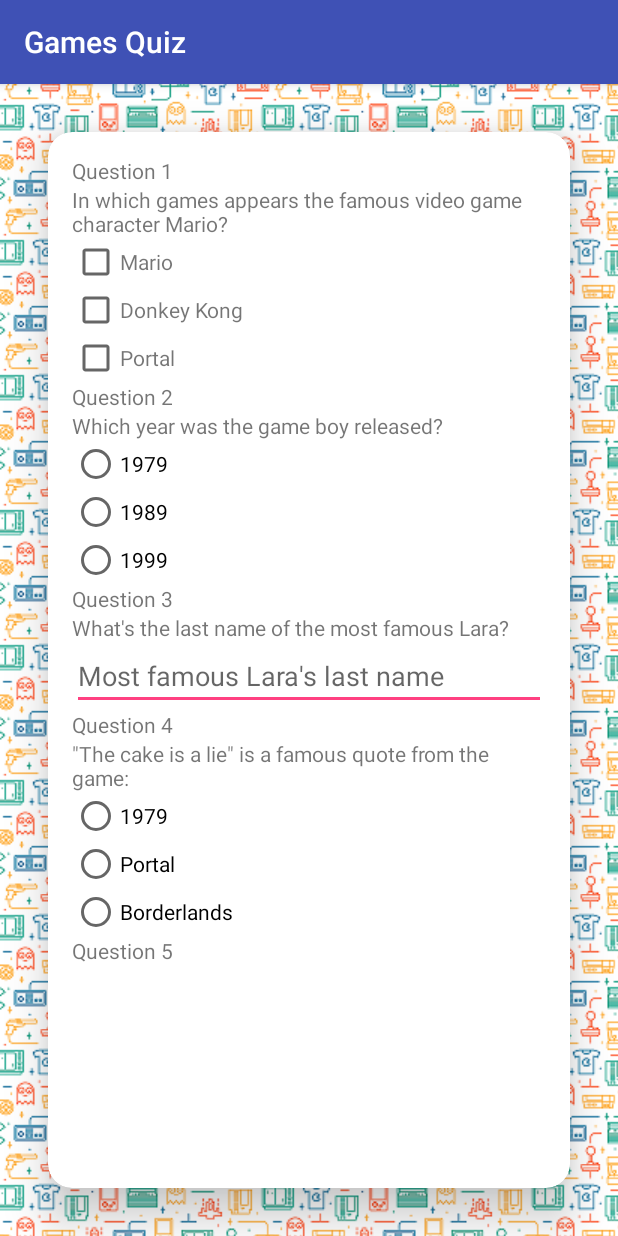
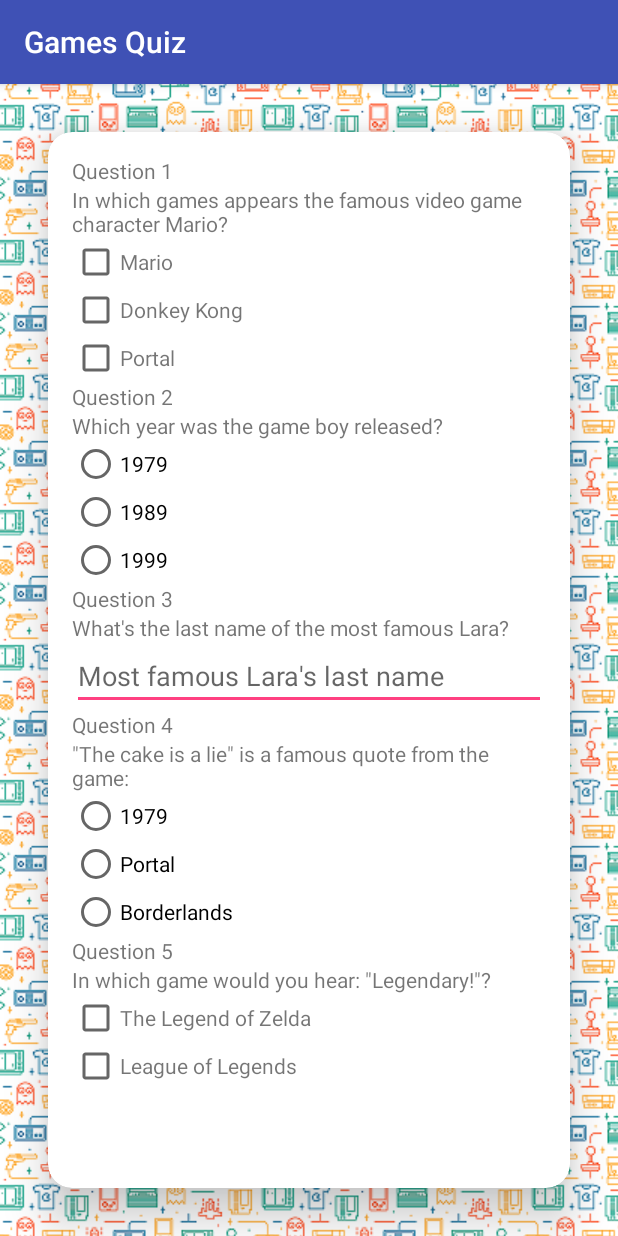
Before and after one commit to laramartin/android_games_quiz_udacity, an Android app: the screen it shows after launch (MainActivity), on a phone screen of 412 x 824 dp. Run offline under Robolectric (Android 15) with nearby library versions, the phone set to English and light mode, and no system bars.

Commit message:
question 5 with checkboxes

```diff
--- a/GamesQuiz/app/src/main/res/layout/activity_main.xml
+++ b/GamesQuiz/app/src/main/res/layout/activity_main.xml
@@ -169,8 +169,41 @@
                     android:layout_height="wrap_content"
                     android:text="@string/question5title"/>
 
+                <TextView
+                    android:layout_width="match_parent"
+                    android:layout_height="wrap_content"
+                    android:text="@string/question5"/>
 
+                <LinearLayout
+                    android:layout_width="match_parent"
+                    android:layout_height="wrap_content"
+                    android:orientation="horizontal">
+                    <CheckBox
+                        android:id="@+id/checkboxQuest5Zelda"
+                        android:layout_width="wrap_content"
+                        android:layout_height="wrap_content"
+                        />
 
+                    <TextView
+                        android:layout_width="match_parent"
+                        android:layout_height="wrap_content"
+                        android:text="@string/answerZelda"/>
+                </LinearLayout>
+
+                <LinearLayout
+                    android:layout_width="match_parent"
+                    android:layout_height="wrap_content"
+                    android:orientation="horizontal">
+                    <CheckBox
+                        android:id="@+id/checkboxQuest5LOL"
+                        android:layout_width="wrap_content"
+                        android:layout_height="wrap_content" />
+
+                    <TextView
+                        android:layout_width="match_parent"
+                        android:layout_height="wrap_content"
+                        android:text="@string/answerLOL"/>
+                </LinearLayout>
 
             </LinearLayout>
 
--- a/GamesQuiz/app/src/main/res/values/strings.xml
+++ b/GamesQuiz/app/src/main/res/values/strings.xml
@@ -17,4 +17,7 @@
     <string name="LastNameLaraHint">Most famous Lara\'s last name</string>
     <string name="question4">\"The cake is a lie\" is a famous quote from the game:</string>
     <string name="answerBorderlands">Borderlands</string>
+    <string name="question5">In which game would you hear: \"Legendary!\"?</string>
+    <string name="answerLOL">League of Legends</string>
+    <string name="answerZelda">The Legend of Zelda</string>
 </resources>
```
